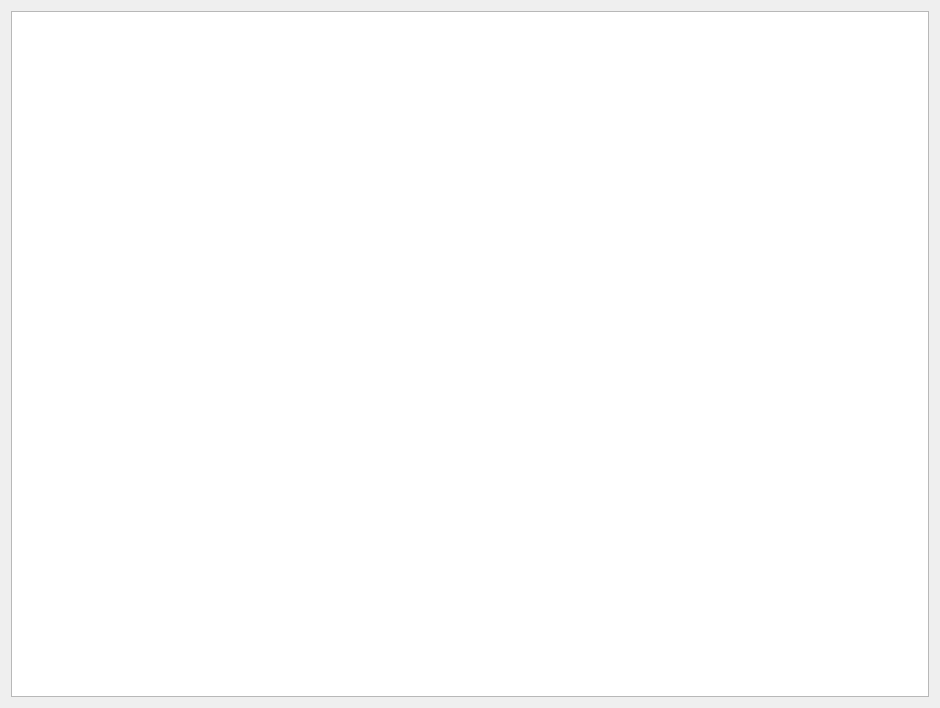
First picture: the form in src/main/python-designer/show-pixel-in-image-widget.ui, repository JJBlue/Reconstruction_Visualisation, before the edit.
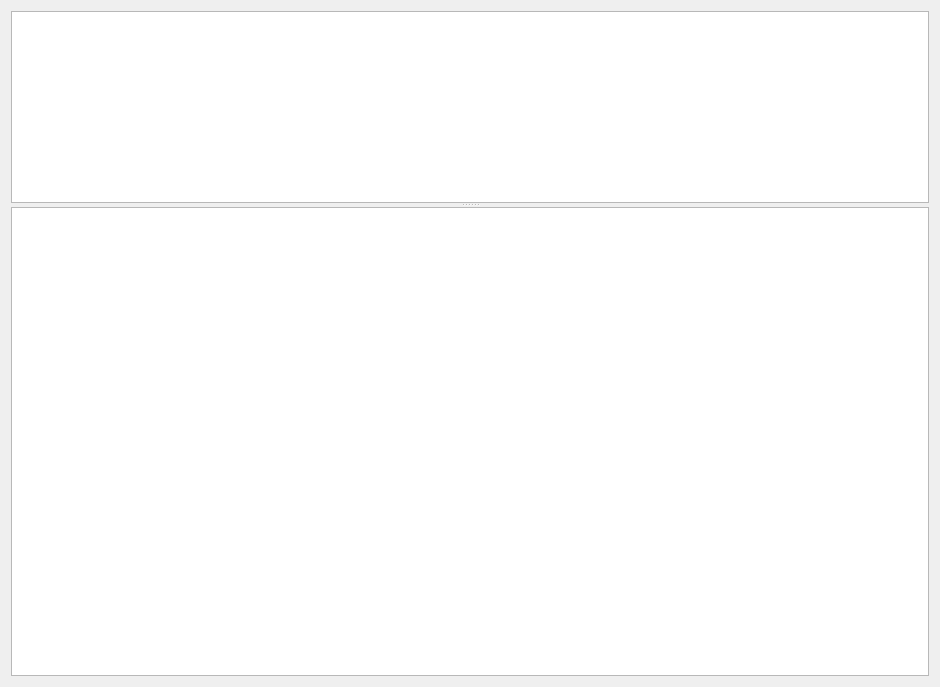
Second picture: the form after the edit. Custom widgets are drawn as their Qt base class.

```diff
--- a/src/main/python-designer/show-pixel-in-image-widget.ui
+++ b/src/main/python-designer/show-pixel-in-image-widget.ui
@@ -7,18 +7,55 @@
     <x>0</x>
     <y>0</y>
     <width>940</width>
-    <height>708</height>
+    <height>687</height>
    </rect>
   </property>
+  <property name="sizePolicy">
+   <sizepolicy hsizetype="Expanding" vsizetype="Expanding">
+    <horstretch>0</horstretch>
+    <verstretch>0</verstretch>
+   </sizepolicy>
+  </property>
   <property name="windowTitle">
    <string>Form</string>
   </property>
   <layout class="QVBoxLayout" name="verticalLayout">
    <item>
-    <widget class="PointInImageTableWidget" name="table">
-     <property name="editTriggers">
-      <set>QAbstractItemView::NoEditTriggers</set>
+    <widget class="QSplitter" name="splitter">
+     <property name="sizePolicy">
+      <sizepolicy hsizetype="Expanding" vsizetype="Expanding">
+       <horstretch>0</horstretch>
+       <verstretch>0</verstretch>
+      </sizepolicy>
      </property>
+     <property name="orientation">
+      <enum>Qt::Vertical</enum>
+     </property>
+     <widget class="PointInImagePointInformationWidget" name="point_information">
+      <property name="sizePolicy">
+       <sizepolicy hsizetype="Expanding" vsizetype="Minimum">
+        <horstretch>0</horstretch>
+        <verstretch>0</verstretch>
+       </sizepolicy>
+      </property>
+      <attribute name="horizontalHeaderVisible">
+       <bool>false</bool>
+      </attribute>
+      <attribute name="verticalHeaderVisible">
+       <bool>false</bool>
+      </attribute>
+     </widget>
+     <widget class="PointInImageTableWidget" name="table">
+      <property name="sizePolicy">
+       <sizepolicy hsizetype="Expanding" vsizetype="Expanding">
+        <horstretch>0</horstretch>
+        <verstretch>1</verstretch>
+       </sizepolicy>
+      </property>
+      <property name="editTriggers">
+       <set>QAbstractItemView::NoEditTriggers</set>
+      </property>
+     </widget>
     </widget>
    </item>
   </layout>
@@ -29,6 +66,11 @@
    <extends>QTableWidget</extends>
    <header>ba_trees.gui.image_pixel_widget.PointInImageWidget.h</header>
   </customwidget>
+  <customwidget>
+   <class>PointInImagePointInformationWidget</class>
+   <extends>QTableWidget</extends>
+   <header>ba_trees.gui.image_pixel_widget.PointInImageWidget.h</header>
+  </customwidget>
  </customwidgets>
  <resources/>
  <connections/>
```
